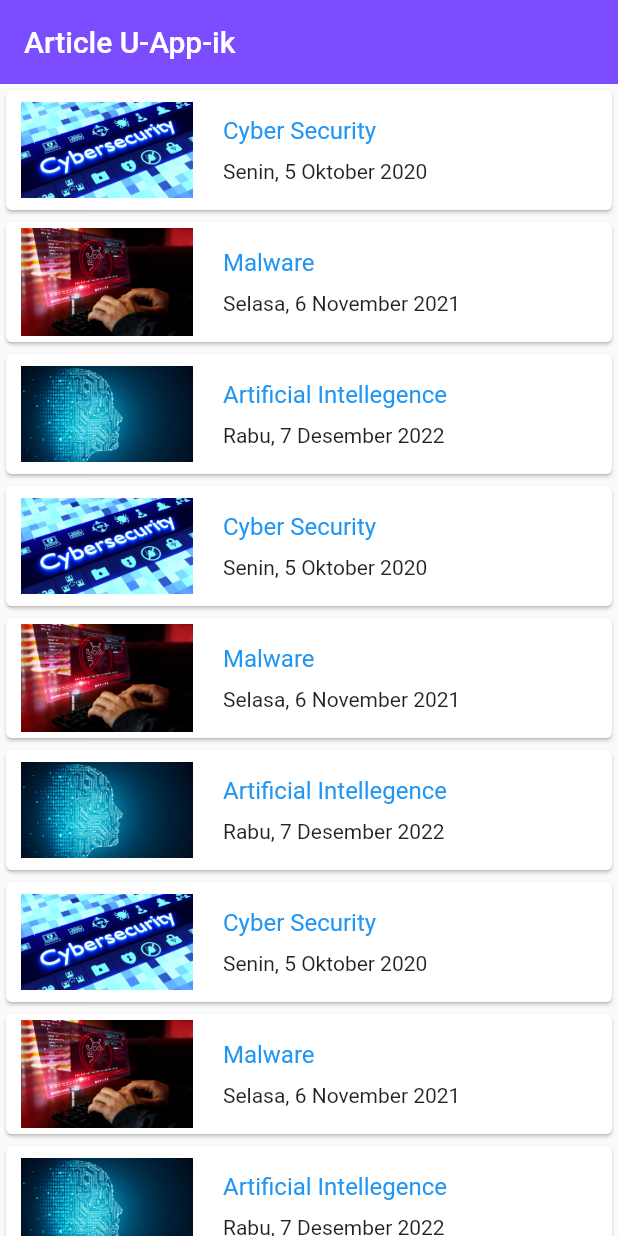
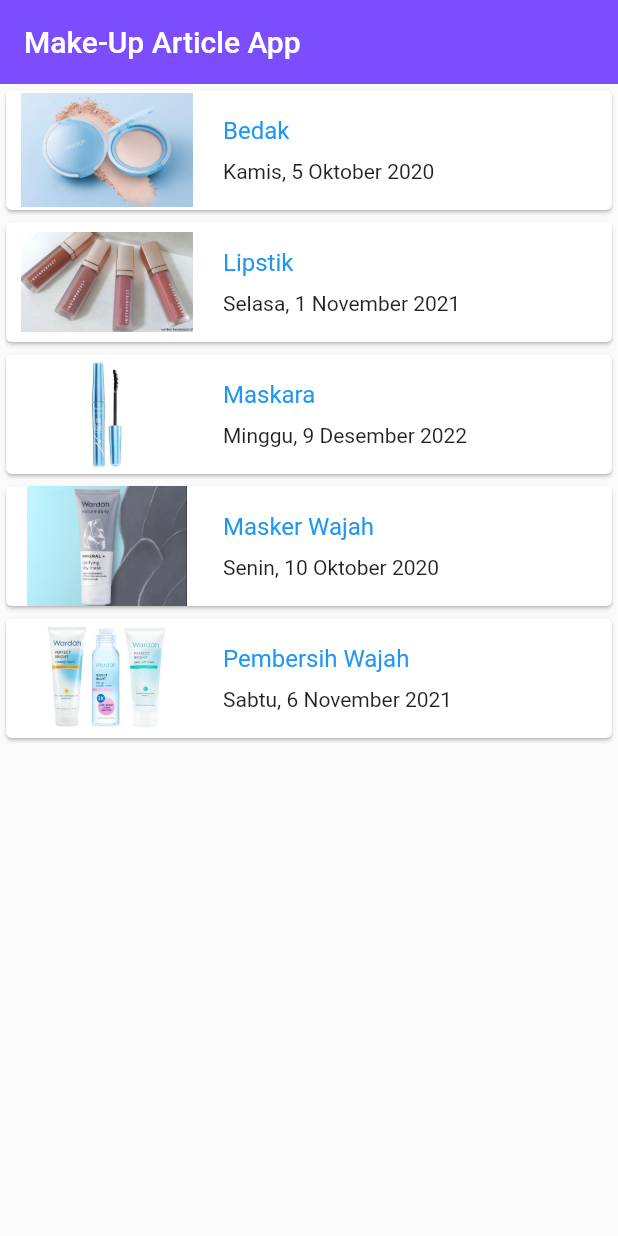
Before and after one commit to BintangDiLangit/flutter-article-app, a Flutter app: the screen it shows after launch, on a phone screen of 412 x 824 dp. Run offline on Flutter 3.47's test engine with Material 2 defaults, Android fonts, the phone set to English and light mode, and no system bars.

Commit message:
first push

```diff
--- a/lib/main.dart
+++ b/lib/main.dart
@@ -8,7 +8,7 @@ class MyApp extends StatelessWidget {
   Widget build(BuildContext context) {
     return MaterialApp(
       debugShowCheckedModeBanner: false,
-      title: 'Artikel Uuaapikkk',
+      title: 'Make-Up Article',
       theme: ThemeData(),
       home: MainScreen(),
     );
--- a/lib/main_screen.dart
+++ b/lib/main_screen.dart
@@ -10,7 +10,7 @@ class MainScreen extends StatelessWidget {
         backgroundColor: Colors.deepPurpleAccent,
         // centerTitle: true,
         title: Text(
-          'Article U-App-ik',
+          'Make-Up Article App',
         ),
         elevation: 0,
       ),
--- a/lib/model/article_component.dart
+++ b/lib/model/article_component.dart
@@ -14,66 +14,38 @@ class ArticleComponent {
 
 var articleComponentList = [
   ArticleComponent(
-    name: 'Cyber Security',
-    timeUpload: 'Senin, 5 Oktober 2020',
+    name: 'Bedak',
+    timeUpload: 'Kamis, 5 Oktober 2020',
     description:
-        'Lorem, ipsum dolor sit amet consectetur adipisicing elit. Fugit sint quam exercitationem! Magnam consequatur vitae nam vel dolore, et ratione error optio, ullam ex impedit. Aspernatur animi vitae excepturi doloribus!',
-    imageAsset: 'images/cyber.jpg',
+        'Bedak atau pupur adalah bubuk yang digunakan sebagai kosmetik untuk mempercantik muka atau sebagai obat kulit. Bedak membantu memberi rona pada wajah dan mempercantik penampilan.',
+    imageAsset: 'images/bedak.jpg',
   ),
   ArticleComponent(
-    name: 'Malware',
-    timeUpload: 'Selasa, 6 November 2021',
+    name: 'Lipstik',
+    timeUpload: 'Selasa, 1 November 2021',
     description:
-        'Lorem ipsum dolor, sit amet consectetur adipisicing elit. Nemo, non dicta laborum, nobis suscipit repellat repudiandae excepturi quos eos perferendis deleniti veritatis debitis totam fugit molestias facere, molestiae itaque asperiores?',
-    imageAsset: 'images/mlware.jpeg',
+        'Lipstik, gincu atau pewarna bibir ialah kosmetika yang terbuat dari lilin, pigmen, minyak, dll. Lipstik biasa dimanfaatkan untuk memberikan warna pada bibir. Lipstik biasa digunakan oleh wanita.',
+    imageAsset: 'images/lipstik.jpg',
   ),
   ArticleComponent(
-    name: 'Artificial Intellegence',
-    timeUpload: 'Rabu, 7 Desember 2022',
+    name: 'Maskara',
+    timeUpload: 'Minggu, 9 Desember 2022',
     description:
-        'Lorem ipsum dolor sit amet consectetur adipisicing elit. Veniam, nisi! Saepe, mollitia optio totam nesciunt praesentium possimus ipsum illo quia, tempora fugiat quis voluptas dolor maiores, ducimus distinctio quisquam consectetur.',
-    imageAsset: 'images/ai.jpg',
+        'Maskara adalah kosmetik yang umumnya digunakan untuk memperindah mata. Fungsinya antara lain untuk mempergelap, mempertebal, memperpanjang, dan/atau memperjelas bulu mata.',
+    imageAsset: 'images/maskara.jpg',
   ),
   ArticleComponent(
-    name: 'Cyber Security',
-    timeUpload: 'Senin, 5 Oktober 2020',
+    name: 'Masker Wajah',
+    timeUpload: 'Senin, 10 Oktober 2020',
     description:
-        'Lorem, ipsum dolor sit amet consectetur adipisicing elit. Fugit sint quam exercitationem! Magnam consequatur vitae nam vel dolore, et ratione error optio, ullam ex impedit. Aspernatur animi vitae excepturi doloribus!',
-    imageAsset: 'images/cyber.jpg',
+        'Masker wajah diciptakan di Inggris pada abad ke-18 oleh Madame Rowley. Masker wajah sering kali mengandung mineral, vitamin dan sari buah, seperti kaktus dan mentimun. Terdapat jenis masker berbeda untuk keperluan berbeda. Madu adalah masker paling populer karena madu melembutkan kulit dan membersihkan pori-pori.',
+    imageAsset: 'images/masker.jpeg',
   ),
   ArticleComponent(
-    name: 'Malware',
-    timeUpload: 'Selasa, 6 November 2021',
+    name: 'Pembersih Wajah',
+    timeUpload: 'Sabtu, 6 November 2021',
     description:
-        'Lorem ipsum dolor, sit amet consectetur adipisicing elit. Nemo, non dicta laborum, nobis suscipit repellat repudiandae excepturi quos eos perferendis deleniti veritatis debitis totam fugit molestias facere, molestiae itaque asperiores?',
-    imageAsset: 'images/mlware.jpeg',
-  ),
-  ArticleComponent(
-    name: 'Artificial Intellegence',
-    timeUpload: 'Rabu, 7 Desember 2022',
-    description:
-        'Lorem ipsum dolor sit amet consectetur adipisicing elit. Veniam, nisi! Saepe, mollitia optio totam nesciunt praesentium possimus ipsum illo quia, tempora fugiat quis voluptas dolor maiores, ducimus distinctio quisquam consectetur.',
-    imageAsset: 'images/ai.jpg',
-  ),
-  ArticleComponent(
-    name: 'Cyber Security',
-    timeUpload: 'Senin, 5 Oktober 2020',
-    description:
-        'Lorem, ipsum dolor sit amet consectetur adipisicing elit. Fugit sint quam exercitationem! Magnam consequatur vitae nam vel dolore, et ratione error optio, ullam ex impedit. Aspernatur animi vitae excepturi doloribus!',
-    imageAsset: 'images/cyber.jpg',
-  ),
-  ArticleComponent(
-    name: 'Malware',
-    timeUpload: 'Selasa, 6 November 2021',
-    description:
-        'Lorem ipsum dolor, sit amet consectetur adipisicing elit. Nemo, non dicta laborum, nobis suscipit repellat repudiandae excepturi quos eos perferendis deleniti veritatis debitis totam fugit molestias facere, molestiae itaque asperiores?',
-    imageAsset: 'images/mlware.jpeg',
-  ),
-  ArticleComponent(
-    name: 'Artificial Intellegence',
-    timeUpload: 'Rabu, 7 Desember 2022',
-    description:
-        'Lorem ipsum dolor sit amet consectetur adipisicing elit. Veniam, nisi! Saepe, mollitia optio totam nesciunt praesentium possimus ipsum illo quia, tempora fugiat quis voluptas dolor maiores, ducimus distinctio quisquam consectetur.',
-    imageAsset: 'images/ai.jpg',
+        'Diterjemahkan dari bahasa Inggris-Istilah pembersih mengacu pada produk yang membersihkan atau menghilangkan kotoran atau zat lain. Pembersih bisa berupa deterjen, dan ada banyak jenis pembersih yang diproduksi dengan tujuan atau fokus tertentu.',
+    imageAsset: 'images/pembersih.jpg',
   ),
 ];
```
Also changed, not shown: images/bedak.jpg (added), images/lipstik.jpg (added), images/maskara.jpg (added), images/masker.jpeg (added), images/pembersih.jpg (added).
